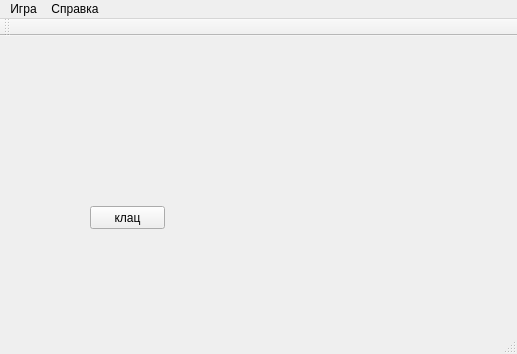
igoryokd3/mineswaper_qt, file mainwindow.ui: the form before one commit.
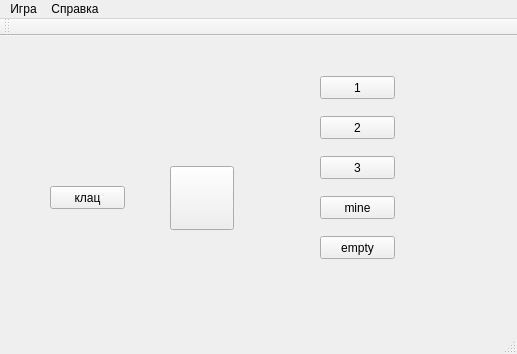
The form after the commit. Icons and pictures are not drawn.

Commit message: icon- left button. fix right button click

Diff of the .ui file:
```diff
--- a/mainwindow.ui
+++ b/mainwindow.ui
@@ -17,8 +17,8 @@
    <widget class="QPushButton" name="pushButton">
     <property name="geometry">
      <rect>
-      <x>90</x>
-      <y>170</y>
+      <x>50</x>
+      <y>150</y>
       <width>75</width>
       <height>23</height>
      </rect>
@@ -38,6 +38,94 @@
     </property>
     <layout class="QGridLayout" name="gridLayout"/>
    </widget>
+   <widget class="QPushButton" name="pushButton_2">
+    <property name="geometry">
+     <rect>
+      <x>170</x>
+      <y>130</y>
+      <width>64</width>
+      <height>64</height>
+     </rect>
+    </property>
+    <property name="text">
+     <string/>
+    </property>
+    <property name="icon">
+     <iconset resource="sourse.qrc">
+      <normaloff>:/image/default_cell.bmp</normaloff>:/image/default_cell.bmp</iconset>
+    </property>
+    <property name="iconSize">
+     <size>
+      <width>64</width>
+      <height>64</height>
+     </size>
+    </property>
+   </widget>
+   <widget class="QPushButton" name="pushButton_3">
+    <property name="geometry">
+     <rect>
+      <x>320</x>
+      <y>40</y>
+      <width>75</width>
+      <height>23</height>
+     </rect>
+    </property>
+    <property name="text">
+     <string>1</string>
+    </property>
+   </widget>
+   <widget class="QPushButton" name="pushButton_4">
+    <property name="geometry">
+     <rect>
+      <x>320</x>
+      <y>80</y>
+      <width>75</width>
+      <height>23</height>
+     </rect>
+    </property>
+    <property name="text">
+     <string>2</string>
+    </property>
+   </widget>
+   <widget class="QPushButton" name="pushButton_5">
+    <property name="geometry">
+     <rect>
+      <x>320</x>
+      <y>120</y>
+      <width>75</width>
+      <height>23</height>
+     </rect>
+    </property>
+    <property name="text">
+     <string>3</string>
+    </property>
+   </widget>
+   <widget class="QPushButton" name="pushButton_6">
+    <property name="geometry">
+     <rect>
+      <x>320</x>
+      <y>160</y>
+      <width>75</width>
+      <height>23</height>
+     </rect>
+    </property>
+    <property name="text">
+     <string>mine</string>
+    </property>
+   </widget>
+   <widget class="QPushButton" name="pushButton_7">
+    <property name="geometry">
+     <rect>
+      <x>320</x>
+      <y>200</y>
+      <width>75</width>
+      <height>23</height>
+     </rect>
+    </property>
+    <property name="text">
+     <string>empty</string>
+    </property>
+   </widget>
   </widget>
   <widget class="QMenuBar" name="menuBar">
    <property name="geometry">
```
Left out of the diff: 4 changed lines with no effect on the pictures. The commit also changes 15 other files.
